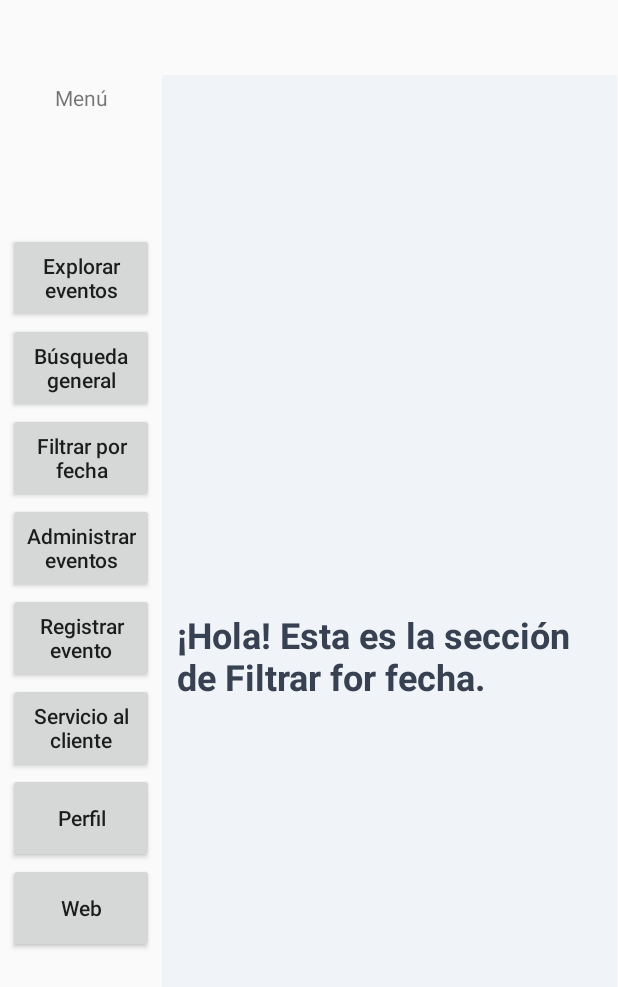
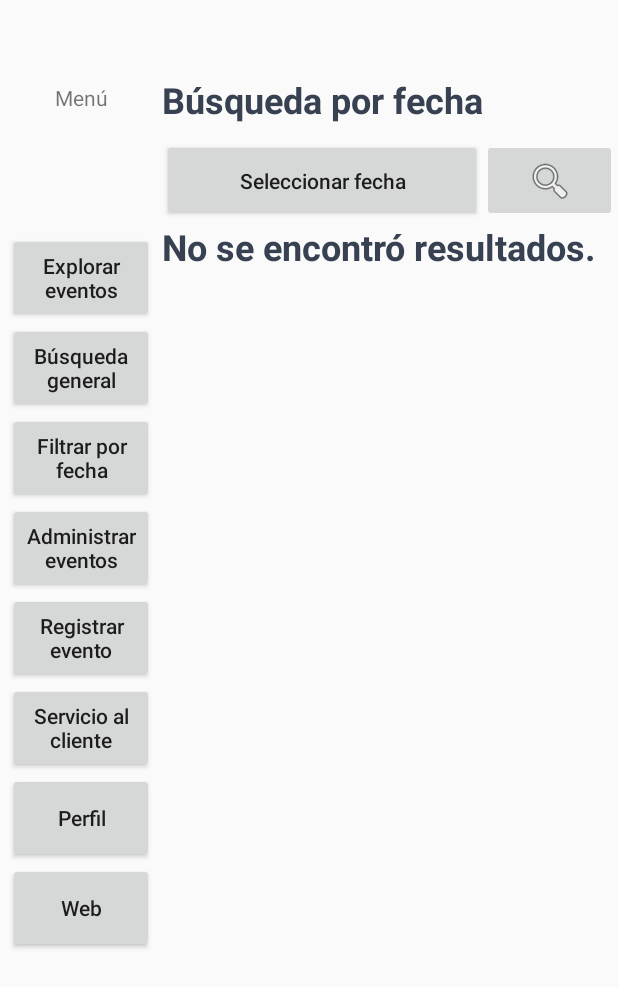
Before and after one commit to GKentaurus/agenda-eventos-culturales, an Android app built with Jetpack Compose: the fragment FilterByDateScreen placed in its activity, on a phone screen of 412 x 824 dp. Shown: the top 987 px of the screen. Run offline under Robolectric (Android 15) with nearby library versions, the phone set to English and light mode, and no system bars.

Commit message:
Implement Filter by date Search logic

```diff
--- a/app/src/main/java/com/app/adec/MainActivity.kt
+++ b/app/src/main/java/com/app/adec/MainActivity.kt
@@ -33,10 +33,10 @@ class MainActivity : AppCompatActivity(), MenuFragment.OnOptionClickListener {
         val fragment: Fragment = when (option) {
             "event_explorer" -> EventExplorerScreen() // Carlos
             "generic_search" -> GeneralSearchScreen() // Carlos
-            "filter_by_date" -> FilterByDateScreen() // TODO: Carlos
+            "filter_by_date" -> FilterByDateScreen() // Peter
             "event_manager" -> EventManagerScreen() // Camilo?
             "event_register" -> EventRegisterScreen() // Camilo?
-            "customer_service" -> CustomerServiceScreen() // TODO: Omar
+            "customer_service" -> CustomerServiceScreen() // TODO: Ferney
             "profile" -> ProfileScreen() // TODO: Omar
             "web" -> WebBrowserScreen() // Omar
             else -> EventExplorerScreen() // Caso por defecto
--- a/app/src/main/java/com/app/adec/screens/GeneralSearchScreen.kt
+++ b/app/src/main/java/com/app/adec/screens/GeneralSearchScreen.kt
@@ -32,8 +32,8 @@ class GeneralSearchScreen : Fragment() {
 
         // Busca el contenedor dentro del layout inflado
         cardsContainer = view.findViewById(R.id.cards_container)
-        searchEditText = view.findViewById(R.id.filter_search_text) // Initialize EditText
-        searchButton = view.findViewById(R.id.search_icon) // Initialize your search icon/button
+        searchEditText = view.findViewById(R.id.filter_search_text)
+        searchButton = view.findViewById(R.id.search_icon)
         resultLabel = view.findViewById(R.id.result_label)
 
         // Set an OnClickListener for the search button
--- a/app/src/main/res/layout/screen_filter_by_date.xml
+++ b/app/src/main/res/layout/screen_filter_by_date.xml
@@ -1,18 +1,63 @@
-<?xml version="1.0" encoding="utf-8"?>
-<!-- res/layout/fragment_profile.xml -->
-<LinearLayout xmlns:android="http://schemas.android.com/apk/res/android"
+<LinearLayout
+    xmlns:android="http://schemas.android.com/apk/res/android"
+    xmlns:tools="http://schemas.android.com/tools"
+    xmlns:app="http://schemas.android.com/apk/res-auto"
+    android:id="@+id/idRLContainer"
     android:layout_width="match_parent"
     android:layout_height="match_parent"
     android:orientation="vertical"
-    android:gravity="center"
-    android:padding="10dp"
-    android:background="#F0F4F8">
+    tools:context=".MainActivity">
 
     <TextView
+        android:id="@+id/screen_title"
         android:layout_width="wrap_content"
         android:layout_height="wrap_content"
-        android:text="¡Hola! Esta es la sección de Filtrar for fecha."
+        android:text="@string/b_squeda_por_fecha"
+        android:textColor="#374151"
         android:textSize="24sp"
+        android:textStyle="bold" />
+
+    <LinearLayout
+        android:layout_width="match_parent"
+        android:layout_height="wrap_content"
+        android:layout_marginTop="10dp"
+        android:orientation="horizontal">
+
+        <Button
+            android:id="@+id/btn_pick_date"
+            android:layout_width="213dp"
+            android:layout_height="55dp"
+            android:text="@string/seleccionar_fecha"
+            android:textAllCaps="false" />
+
+        <ImageButton
+            android:id="@+id/search_icon"
+            android:layout_width="match_parent"
+            android:layout_height="match_parent"
+            app:srcCompat="@android:drawable/ic_menu_search" />
+    </LinearLayout>
+
+
+
+    <TextView
+        android:id="@+id/result_label"
+        android:layout_width="match_parent"
+        android:layout_height="wrap_content"
+        android:text="@string/no_se_encontr_resultados"
         android:textColor="#374151"
+        android:textSize="24sp"
         android:textStyle="bold" />
+
+    <ScrollView
+        android:layout_width="match_parent"
+        android:layout_height="match_parent">
+
+        <LinearLayout
+            android:id="@+id/cards_container"
+            android:layout_width="match_parent"
+            android:layout_height="wrap_content"
+            android:orientation="vertical"
+            android:padding="8dp">
+        </LinearLayout>
+    </ScrollView>
 </LinearLayout>
--- a/app/src/main/res/values/strings.xml
+++ b/app/src/main/res/values/strings.xml
@@ -23,4 +23,6 @@
     <string name="b_squeda_general">Búsqueda general</string>
     <string name="evento_artista_categor_a_lugar">Evento, artista, categoría, lugar…</string>
     <string name="no_se_encontr_resultados">No se encontró resultados.</string>
+    <string name="b_squeda_por_fecha">Búsqueda por fecha</string>
+    <string name="seleccionar_fecha">Seleccionar fecha</string>
 </resources>
```
Also changed, not shown: app/src/main/java/com/app/adec/screens/FilterByDateScreen.kt (+107 -2 lines).
